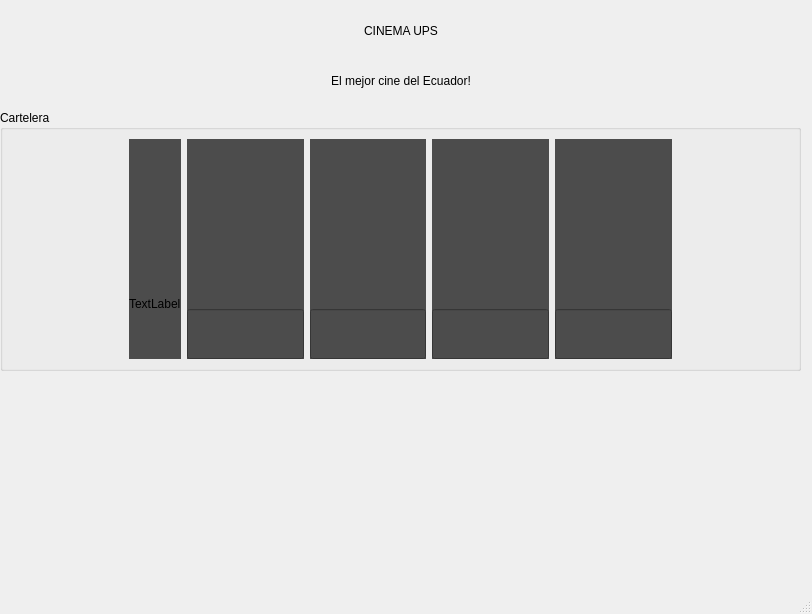
JosephBano/P60-ProyectoParcial2, file principal.ui: the form before one commit.
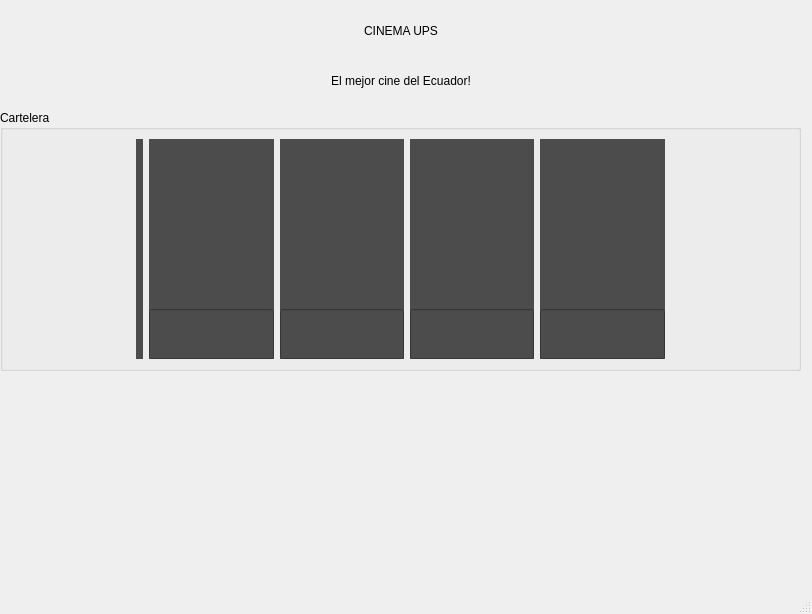
The form after the commit. Icons and pictures are not drawn.

Commit message: start group work

What changed in the file:
```diff
--- a/principal.ui
+++ b/principal.ui
@@ -77,13 +77,6 @@
           </property>
          </widget>
         </item>
-        <item>
-         <widget class="QLabel" name="label">
-          <property name="text">
-           <string>TextLabel</string>
-          </property>
-         </widget>
-        </item>
        </layout>
       </widget>
      </item>
```
The commit also changes 1 other file.
